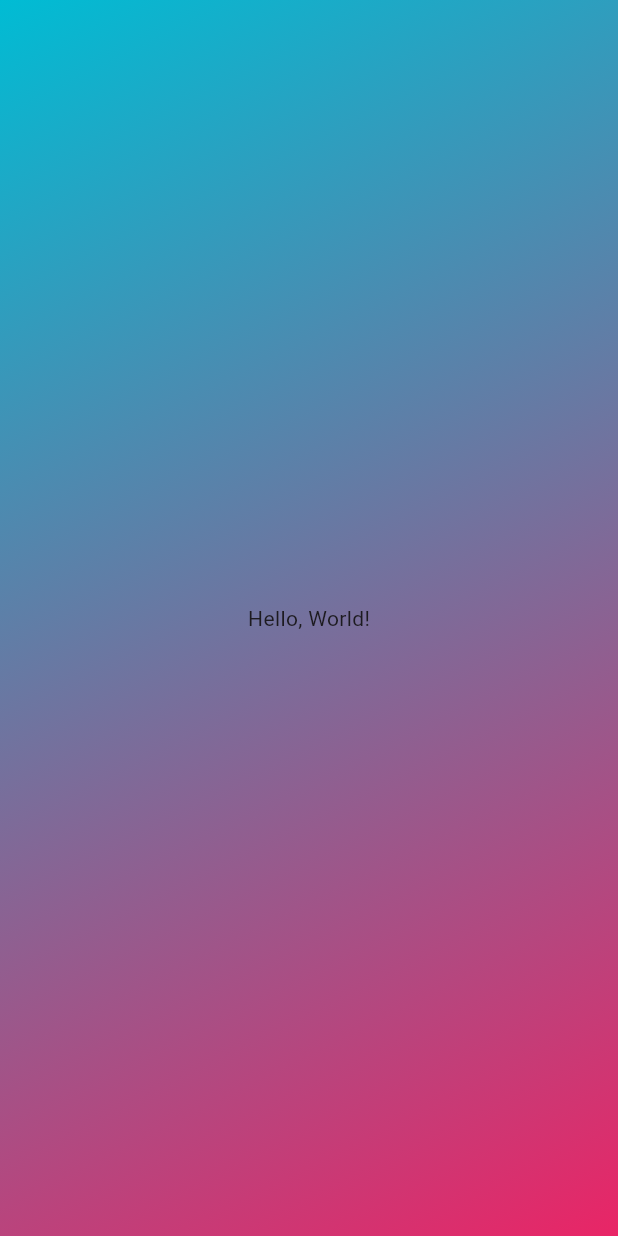
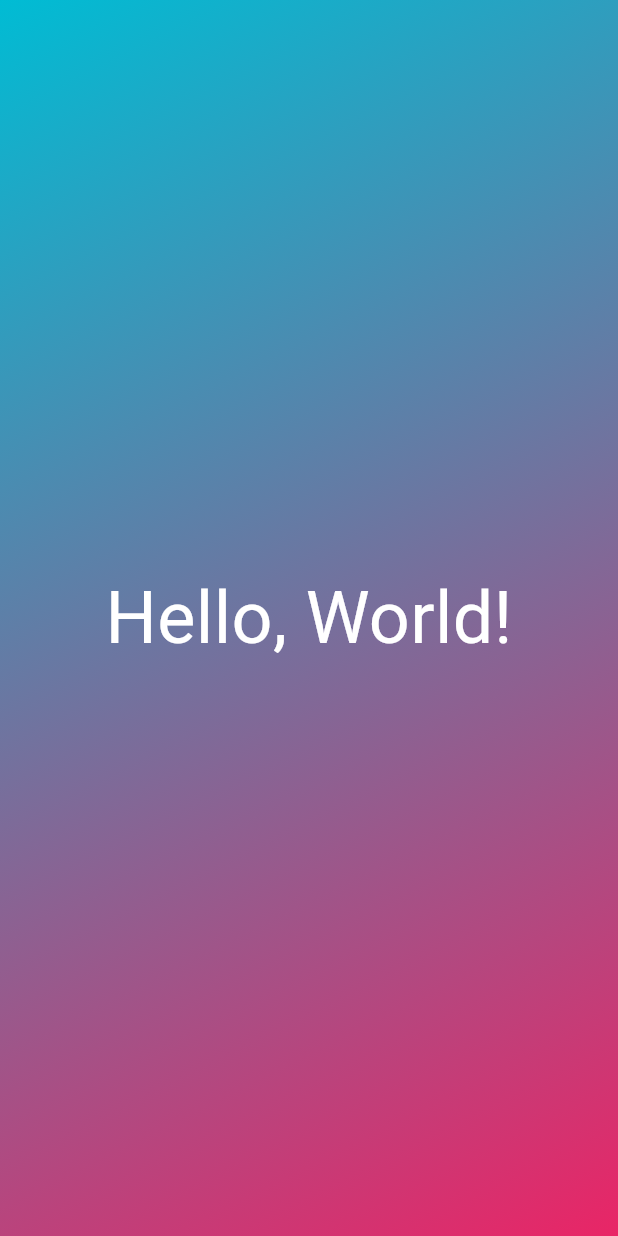
Before and after one commit to curtis-clement/first_flutter_app, a Flutter app: the screen it shows after launch, on a phone screen of 412 x 824 dp. Run offline on Flutter 3.47's test engine with Material 3 defaults, Android fonts, the phone set to English and light mode, and no system bars.

```diff
--- a/lib/main.dart
+++ b/lib/main.dart
@@ -4,19 +4,30 @@ void main() {
   runApp(
     MaterialApp(
       home: Scaffold(
-        body: Container(
+        body: GradientContainer(),
+      ),
+    ),
+  );
+}
+
+class GradientContainer extends StatelessWidget {
+  @override
+  Widget build(context) {
+    return Container(
       decoration: const BoxDecoration(
         gradient: LinearGradient(
           begin: Alignment.topLeft,
           end: Alignment.bottomRight,
-              colors: [Colors.cyan, Color.fromARGB(255, 233, 37, 102)],
+          colors: [
+            Colors.cyan,
+            Color.fromARGB(255, 233, 37, 102),
+          ],
         ),
       ),
       child: const Center(
-            child: Text('Hello, World!'),
-          ),
-        ),
-      ),
+        child: Text('Hello, World!',
+            style: TextStyle(color: Colors.white, fontSize: 48,)),
       ),
     );
   }
+}
```
Lines whose indentation alone changed are shown as unchanged.
